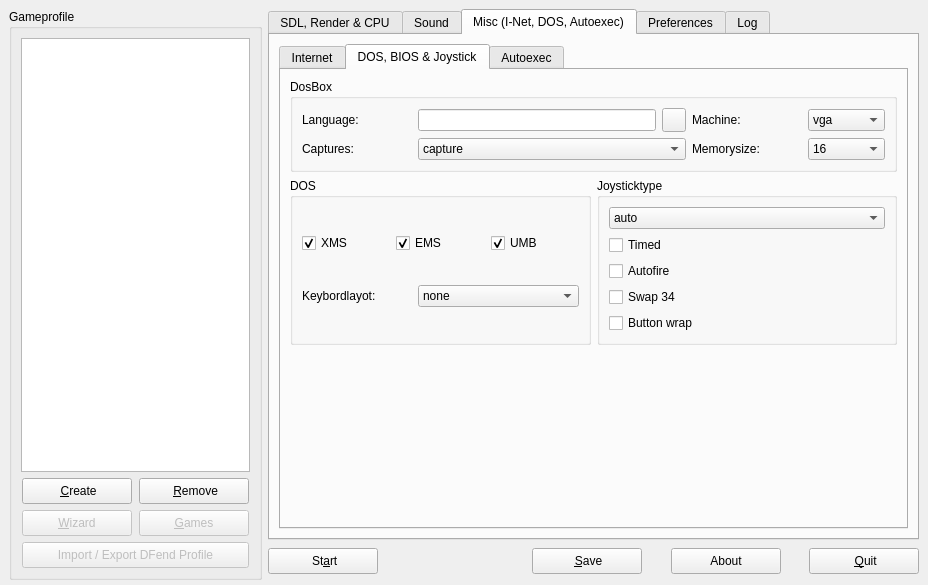
First picture: the form in ui/dboxfe.ui, repository LasDesu/DBoxFE, before the edit.
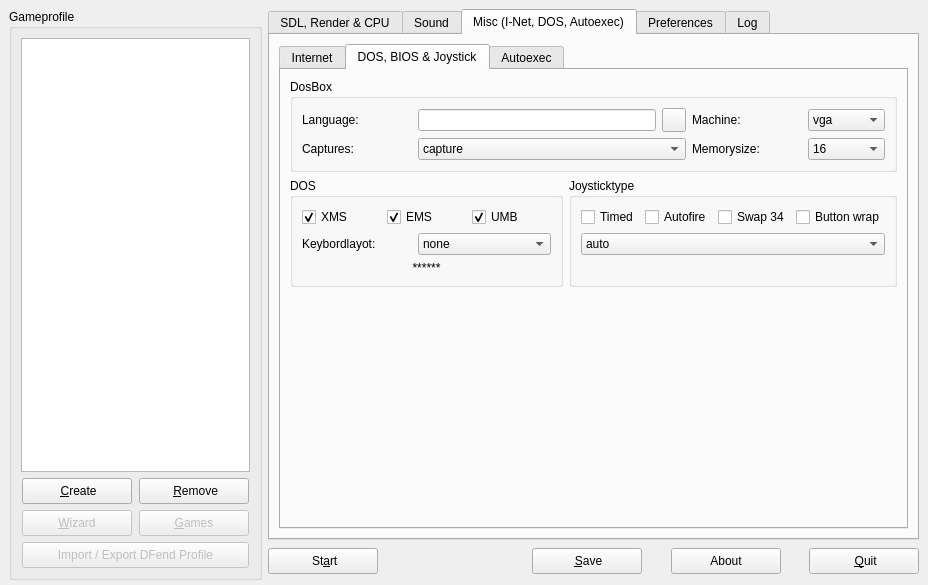
Second picture: the form after the edit. The open tabs and pages were chosen to show the change. Icons and pictures are not drawn.

Commit message: * add info for keyboard layout

```diff
--- a/ui/dboxfe.ui
+++ b/ui/dboxfe.ui
@@ -3289,45 +3289,55 @@
               <property name="spacing" >
                <number>6</number>
               </property>
-              <item row="0" column="2" >
-               <widget class="QCheckBox" name="chkBoxUMB" >
-                <property name="text" >
-                 <string>UMB</string>
-                </property>
-                <property name="checked" >
-                 <bool>true</bool>
-                </property>
-               </widget>
-              </item>
-              <item row="0" column="1" >
-               <widget class="QCheckBox" name="chkBoxEMS" >
-                <property name="text" >
-                 <string>EMS</string>
-                </property>
-                <property name="checked" >
-                 <bool>true</bool>
-                </property>
-               </widget>
-              </item>
               <item row="0" column="0" >
-               <widget class="QCheckBox" name="chkBoxXMS" >
-                <property name="text" >
-                 <string>XMS</string>
+               <layout class="QHBoxLayout" >
+                <property name="margin" >
+                 <number>0</number>
                 </property>
-                <property name="checked" >
-                 <bool>true</bool>
+                <property name="spacing" >
+                 <number>6</number>
                 </property>
-               </widget>
+                <item>
+                 <widget class="QCheckBox" name="chkBoxXMS" >
+                  <property name="text" >
+                   <string>XMS</string>
+                  </property>
+                  <property name="checked" >
+                   <bool>true</bool>
+                  </property>
+                 </widget>
+                </item>
+                <item>
+                 <widget class="QCheckBox" name="chkBoxEMS" >
+                  <property name="text" >
+                   <string>EMS</string>
+                  </property>
+                  <property name="checked" >
+                   <bool>true</bool>
+                  </property>
+                 </widget>
+                </item>
+                <item>
+                 <widget class="QCheckBox" name="chkBoxUMB" >
+                  <property name="text" >
+                   <string>UMB</string>
+                  </property>
+                  <property name="checked" >
+                   <bool>true</bool>
+                  </property>
+                 </widget>
+                </item>
+               </layout>
               </item>
-              <item row="1" column="0" colspan="3" >
-               <layout class="QGridLayout" >
+              <item row="1" column="0" >
+               <layout class="QHBoxLayout" >
                 <property name="margin" >
                  <number>0</number>
                 </property>
                 <property name="spacing" >
                  <number>6</number>
                 </property>
-                <item row="0" column="0" >
+                <item>
                  <widget class="QLabel" name="lblKeyboardLayout" >
                   <property name="minimumSize" >
                    <size>
@@ -3346,7 +3356,7 @@
                   </property>
                  </widget>
                 </item>
-                <item row="0" column="1" >
+                <item>
                  <widget class="QComboBox" name="cbxKeyboardLayout" >
                   <property name="currentIndex" >
                    <number>0</number>
@@ -3440,6 +3450,135 @@
                 </item>
                </layout>
               </item>
+              <item row="2" column="0" >
+               <widget class="QLabel" name="lblKeyboardLayoutInfo" >
+                <property name="text" >
+                 <string>******</string>
+                </property>
+                <property name="alignment" >
+                 <set>Qt::AlignCenter</set>
+                </property>
+                <property name="buddy" >
+                 <cstring>cbxKeyboardLayout</cstring>
+                </property>
+               </widget>
+              </item>
+              <item row="3" column="0" >
+               <spacer>
+                <property name="orientation" >
+                 <enum>Qt::Vertical</enum>
+                </property>
+                <property name="sizeHint" >
+                 <size>
+                  <width>31</width>
+                  <height>22</height>
+                 </size>
+                </property>
+               </spacer>
+              </item>
+             </layout>
+            </widget>
+           </item>
+           <item row="1" column="1" >
+            <widget class="QGroupBox" name="gBoxJoystickType" >
+             <property name="title" >
+              <string>Joysticktype</string>
+             </property>
+             <layout class="QGridLayout" >
+              <property name="margin" >
+               <number>9</number>
+              </property>
+              <property name="spacing" >
+               <number>6</number>
+              </property>
+              <item row="1" column="0" >
+               <widget class="QComboBox" name="cbxJoystickType" >
+                <property name="currentIndex" >
+                 <number>0</number>
+                </property>
+                <item>
+                 <property name="text" >
+                  <string>auto</string>
+                 </property>
+                </item>
+                <item>
+                 <property name="text" >
+                  <string>none</string>
+                 </property>
+                </item>
+                <item>
+                 <property name="text" >
+                  <string>2axis</string>
+                 </property>
+                </item>
+                <item>
+                 <property name="text" >
+                  <string>4axis</string>
+                 </property>
+                </item>
+                <item>
+                 <property name="text" >
+                  <string>fcs</string>
+                 </property>
+                </item>
+                <item>
+                 <property name="text" >
+                  <string>ch</string>
+                 </property>
+                </item>
+               </widget>
+              </item>
+              <item row="2" column="0" >
+               <spacer>
+                <property name="orientation" >
+                 <enum>Qt::Vertical</enum>
+                </property>
+                <property name="sizeHint" >
+                 <size>
+                  <width>291</width>
+                  <height>20</height>
+                 </size>
+                </property>
+               </spacer>
+              </item>
+              <item row="0" column="0" >
+               <layout class="QHBoxLayout" >
+                <property name="margin" >
+                 <number>0</number>
+                </property>
+                <property name="spacing" >
+                 <number>6</number>
+                </property>
+                <item>
+                 <widget class="QCheckBox" name="chkBoxTimed" >
+                  <property name="text" >
+                   <string>Timed</string>
+                  </property>
+                 </widget>
+                </item>
+                <item>
+                 <widget class="QCheckBox" name="chkBoxAutofire" >
+                  <property name="text" >
+                   <string>Autofire</string>
+                  </property>
+                 </widget>
+                </item>
+                <item>
+                 <widget class="QCheckBox" name="chkBoxSwap34" >
+                  <property name="text" >
+                   <string>Swap 34</string>
+                  </property>
+                 </widget>
+                </item>
+                <item>
+                 <widget class="QCheckBox" name="chkBoxButtonWrap" >
+                  <property name="text" >
+                   <string>Button wrap</string>
+                  </property>
+                 </widget>
+                </item>
+               </layout>
+              </item>
              </layout>
             </widget>
            </item>
@@ -3680,86 +3819,6 @@
              </layout>
             </widget>
            </item>
-           <item row="1" column="1" >
-            <widget class="QGroupBox" name="gBoxJoystickType" >
-             <property name="title" >
-              <string>Joysticktype</string>
-             </property>
-             <layout class="QGridLayout" >
-              <property name="margin" >
-               <number>9</number>
-              </property>
-              <property name="spacing" >
-               <number>6</number>
-              </property>
-              <item row="0" column="0" >
-               <widget class="QComboBox" name="cbxJoystickType" >
-                <property name="currentIndex" >
-                 <number>0</number>
-                </property>
-                <item>
-                 <property name="text" >
-                  <string>auto</string>
-                 </property>
-                </item>
-                <item>
-                 <property name="text" >
-                  <string>none</string>
-                 </property>
-                </item>
-                <item>
-                 <property name="text" >
-                  <string>2axis</string>
-                 </property>
-                </item>
-                <item>
-                 <property name="text" >
-                  <string>4axis</string>
-                 </property>
-                </item>
-                <item>
-                 <property name="text" >
-                  <string>fcs</string>
-                 </property>
-                </item>
-                <item>
-                 <property name="text" >
-                  <string>ch</string>
-                 </property>
-                </item>
-               </widget>
-              </item>
-              <item row="1" column="0" >
-               <widget class="QCheckBox" name="chkBoxTimed" >
-                <property name="text" >
-                 <string>Timed</string>
-                </property>
-               </widget>
-              </item>
-              <item row="2" column="0" >
-               <widget class="QCheckBox" name="chkBoxAutofire" >
-                <property name="text" >
-                 <string>Autofire</string>
-                </property>
-               </widget>
-              </item>
-              <item row="4" column="0" >
-               <widget class="QCheckBox" name="chkBoxButtonWrap" >
-                <property name="text" >
-                 <string>Button wrap</string>
-                </property>
-               </widget>
-              </item>
-              <item row="3" column="0" >
-               <widget class="QCheckBox" name="chkBoxSwap34" >
-                <property name="text" >
-                 <string>Swap 34</string>
-                </property>
-               </widget>
-              </item>
-             </layout>
-            </widget>
-           </item>
           </layout>
          </widget>
          <widget class="QWidget" name="tbAutoxecCfg" >
```
Left out of the diff: 330 changed lines with no effect on the pictures.
